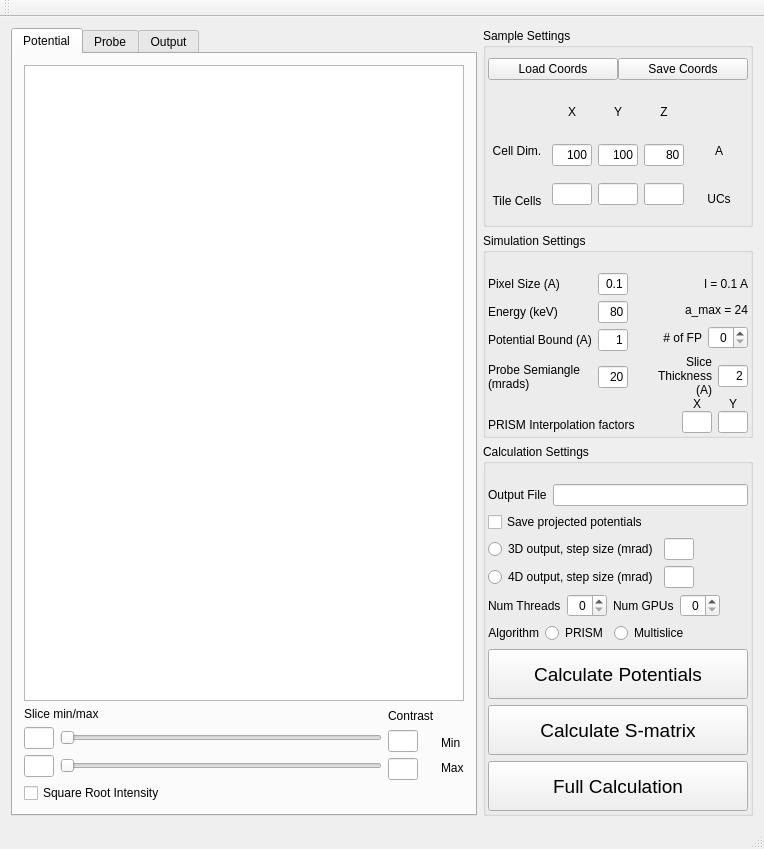
Before: the Qt Designer form Qt/prismmainwindow.ui in prism-em/prismatic, drawn with Qt 5.
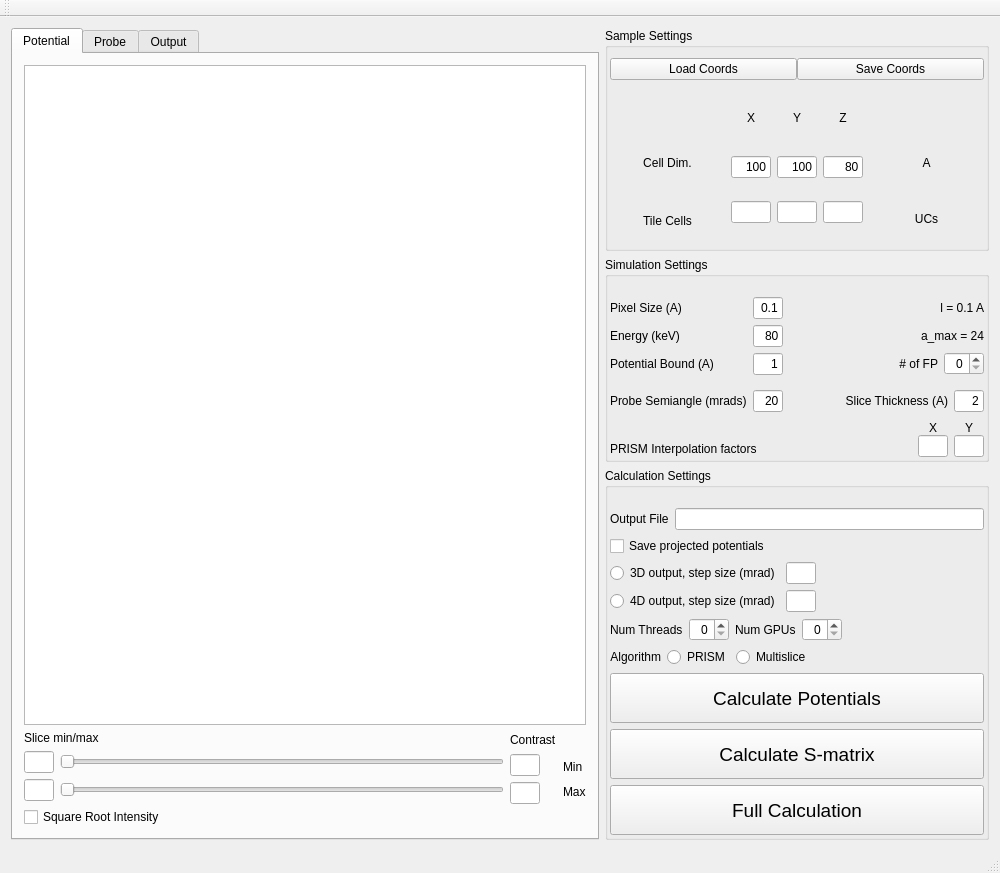
After: the same form once the commit is applied. The open tabs and pages were chosen to show the change.

The edit to the form file:
```diff
--- a/Qt/prismmainwindow.ui
+++ b/Qt/prismmainwindow.ui
@@ -6,8 +6,8 @@
    <rect>
     <x>0</x>
     <y>0</y>
-    <width>764</width>
-    <height>849</height>
+    <width>1000</width>
+    <height>873</height>
    </rect>
   </property>
   <property name="windowTitle">
@@ -28,7 +28,20 @@
         <item>
          <layout class="QVBoxLayout" name="verticalLayout_23">
           <item>
-           <widget class="QGraphicsView" name="graphicsView_potential"/>
+           <widget class="QGraphicsView" name="graphicsView_potential">
+            <property name="sizePolicy">
+             <sizepolicy hsizetype="Expanding" vsizetype="Expanding">
+              <horstretch>0</horstretch>
+              <verstretch>0</verstretch>
+             </sizepolicy>
+            </property>
+            <property name="maximumSize">
+             <size>
+              <width>16777215</width>
+              <height>16777215</height>
+             </size>
+            </property>
+           </widget>
           </item>
           <item>
            <layout class="QHBoxLayout" name="horizontalLayout_28">
```
Left out of the diff: 21 changed lines with no effect on the pictures.
